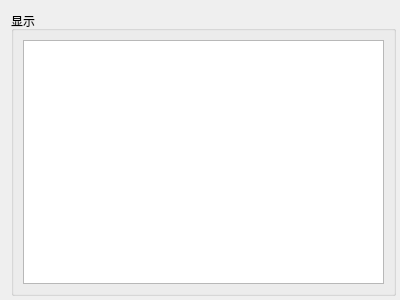
Old version of the form chuankou/widgettextdisplay.ui in the repository lsr123/SSCAN.
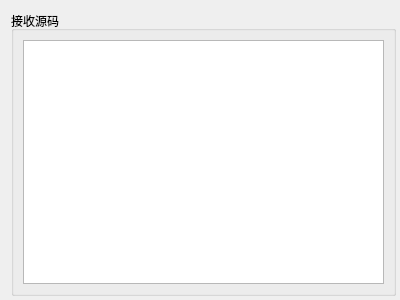
New version of the form.

The edit to the form file:
```diff
--- a/chuankou/widgettextdisplay.ui
+++ b/chuankou/widgettextdisplay.ui
@@ -25,7 +25,7 @@
      <item>
       <widget class="QGroupBox" name="groupBox">
        <property name="title">
-        <string>显示</string>
+        <string>接收源码</string>
        </property>
        <layout class="QHBoxLayout" name="horizontalLayout_4">
         <item>
```
